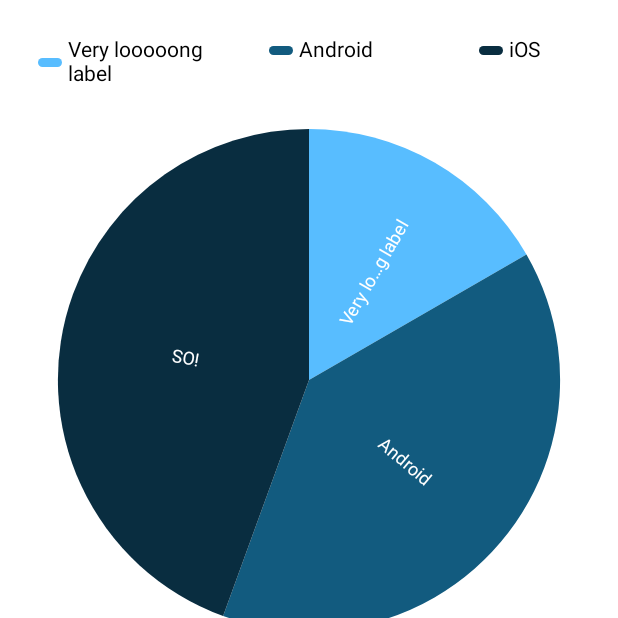
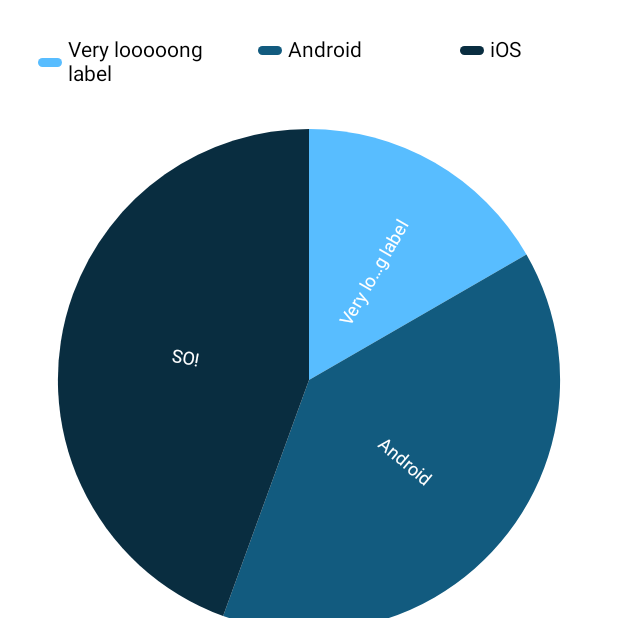
Before and after one commit to codeandtheory/YCharts, an Android app built with Jetpack Compose: the screen it shows after launch (MainActivity), on a phone screen of 412 x 824 dp, the top half of it. Run offline under Robolectric (Android 15) with nearby library versions, the phone set to English and light mode, and no system bars.

```diff
--- a/YGraphlib/src/main/java/com/ygraph/components/piechart/charts/ChartLegends.kt
+++ b/YGraphlib/src/main/java/com/ygraph/components/piechart/charts/ChartLegends.kt
@@ -9,8 +9,9 @@ import androidx.compose.runtime.Composable
 import androidx.compose.ui.Alignment
 import androidx.compose.ui.Modifier
 import androidx.compose.ui.graphics.Color
-import androidx.compose.ui.unit.Dp
+import androidx.compose.ui.text.font.FontStyle
 import androidx.compose.ui.unit.dp
+import com.ygraph.components.piechart.models.PieChartConfig
 import com.ygraph.components.piechart.models.PieChartData
 
 
@@ -23,19 +24,22 @@ import com.ygraph.components.piechart.models.PieChartData
 @Composable
 fun Legends(
     pieChartData: PieChartData,
-    legendTextColor: Color,
-    padding: Dp = 15.dp,
-    gridSize:Int = 4
+    pieChartConfig: PieChartConfig,
 ) {
     LazyVerticalGrid(
-        columns = GridCells.Fixed(gridSize),
-        modifier = Modifier.padding(start = padding, top = padding),
+        columns = GridCells.Fixed(pieChartConfig.legendGridSize),
+        modifier = Modifier.padding(
+            start = pieChartConfig.legendPadding,
+            top = pieChartConfig.legendPadding,
+            end = pieChartConfig.legendPadding
+        ),
         content = {
             items(pieChartData.slices.size) { index ->
                 DisplayLegend(
                     color = pieChartData.slices[index].color,
                     legend = pieChartData.slices[index].label,
-                    legendTextColor
+                    pieChartConfig.legendLabelTextColor,
+                    pieChartConfig.legendFontStyle
                 )
             }
         })
@@ -52,7 +56,8 @@ fun Legends(
 private fun DisplayLegend(
     color: Color,
     legend: String,
-    legendTextColor: Color
+    legendTextColor: Color,
+    legendFontStyle: FontStyle
 ) {
     Row(
         horizontalArrangement = Arrangement.Center,
@@ -68,7 +73,8 @@ private fun DisplayLegend(
 
         Text(
             text = legend,
-            color = legendTextColor
-        )
+            color = legendTextColor,
+            fontStyle = legendFontStyle)
+
     }
 }
--- a/YGraphlib/src/main/java/com/ygraph/components/piechart/charts/DonuPieChart.kt
+++ b/YGraphlib/src/main/java/com/ygraph/components/piechart/charts/DonuPieChart.kt
@@ -64,8 +64,7 @@ fun DonutPieChart(
         if (pieChartConfig.isLegendVisible) {
             Legends(
                 pieChartData = pieChartData,
-                legendTextColor = pieChartConfig.legendLabelTextColor,
-                gridSize = pieChartConfig.legendGridSize
+                pieChartConfig = pieChartConfig
             )
         }
 
@@ -138,6 +137,8 @@ fun DonutPieChart(
                                 color = pieChartConfig.percentColor.toArgb()
                                 textSize = fontSize
                                 textAlign = Paint.Align.CENTER
+                                typeface= pieChartConfig.percentageTypeface
+
                             }
                         )
                     }
--- a/YGraphlib/src/main/java/com/ygraph/components/piechart/charts/PieChart.kt
+++ b/YGraphlib/src/main/java/com/ygraph/components/piechart/charts/PieChart.kt
@@ -75,8 +75,7 @@ fun PieChart(
         if (pieChartConfig.isLegendVisible) {
             Legends(
                 pieChartData = pieChartData,
-                legendTextColor = pieChartConfig.legendLabelTextColor,
-                gridSize = pieChartConfig.legendGridSize
+                pieChartConfig = pieChartConfig
             )
         }
 
@@ -132,6 +131,7 @@ fun PieChart(
                     textSize = pieChartConfig.sliceLabelTextSize.toPx()
                     textAlign = Paint.Align.CENTER
                     color = pieChartConfig.sliceLabelTextColor.toArgb()
+                    typeface = pieChartConfig.sliceLabelTypeface
                 }
 
                 sweepAngles.forEachIndexed { index, arcProgress ->
--- a/YGraphlib/src/main/java/com/ygraph/components/piechart/models/PieChartConfig.kt
+++ b/YGraphlib/src/main/java/com/ygraph/components/piechart/models/PieChartConfig.kt
@@ -1,7 +1,9 @@
 package com.ygraph.components.piechart.models
 
+import android.graphics.Typeface
 import android.text.TextUtils
 import androidx.compose.ui.graphics.Color
+import androidx.compose.ui.text.font.FontStyle
 import androidx.compose.ui.unit.Dp
 import androidx.compose.ui.unit.TextUnit
 import androidx.compose.ui.unit.dp
@@ -34,11 +36,15 @@ data class PieChartConfig(
     val showSliceLabels: Boolean = true,
     val sliceLabelTextSize: TextUnit = DEFAULT_SLICE_LABEL_TEXT_SIZE.sp,
     val sliceLabelTextColor: Color = Color.White,
+    val sliceLabelTypeface: Typeface = Typeface.DEFAULT,
     val isLegendVisible: Boolean = false,
     val legendLabelTextColor: Color = Color.Black,
+    val legendPadding: Dp = 15.dp,
+    val legendFontStyle: FontStyle = FontStyle.Normal,
     val animationDuration: Int = 500,
     val strokeWidth: Float = 100f,
     val percentageFontSize: TextUnit = 60.sp,
+    val percentageTypeface: Typeface = Typeface.DEFAULT,
     val percentVisible: Boolean = false,
     val percentColor: Color = Color.White,
     val legendGridSize: Int = 4,
--- a/YGraphlib/src/main/java/com/ygraph/components/piechart/utils/PieChartUtils.kt
+++ b/YGraphlib/src/main/java/com/ygraph/components/piechart/utils/PieChartUtils.kt
@@ -2,7 +2,6 @@ package com.ygraph.components.piechart.utils
 
 import androidx.compose.ui.geometry.Size
 import androidx.compose.ui.geometry.center
-import com.ygraph.components.piechart.PieChartConstants
 import com.ygraph.components.piechart.PieChartConstants.ONE_HUNDRED
 import com.ygraph.components.piechart.PieChartConstants.TOTAL_ANGLE
 import com.ygraph.components.piechart.models.PieChartData
--- a/experiments/piechartcontainer/src/main/java/com/example/piechartcontainer/MainActivity.kt
+++ b/experiments/piechartcontainer/src/main/java/com/example/piechartcontainer/MainActivity.kt
@@ -1,26 +1,23 @@
 package com.example.piechartcontainer
 
+import android.graphics.Typeface
 import android.os.Bundle
 import android.text.TextUtils
 import android.widget.Toast
 import androidx.activity.ComponentActivity
 import androidx.activity.compose.setContent
 import androidx.compose.foundation.layout.fillMaxSize
-import androidx.compose.foundation.layout.height
 import androidx.compose.foundation.layout.padding
-import androidx.compose.foundation.layout.width
 import androidx.compose.material.MaterialTheme
 import androidx.compose.material.Surface
 import androidx.compose.material.Text
 import androidx.compose.runtime.Composable
 import androidx.compose.ui.Modifier
 import androidx.compose.ui.graphics.Color
-import androidx.compose.ui.modifier.modifierLocalConsumer
 import androidx.compose.ui.platform.LocalContext
 import androidx.compose.ui.tooling.preview.Preview
 import androidx.compose.ui.unit.dp
 import com.example.piechartcontainer.ui.theme.YGraphsTheme
-import com.ygraph.components.piechart.charts.DonutPieChart
 import com.ygraph.components.piechart.charts.PieChart
 import com.ygraph.components.piechart.models.PieChartConfig
 import com.ygraph.components.piechart.models.PieChartData
@@ -54,7 +51,8 @@ class MainActivity : ComponentActivity() {
                             legendGridSize = 3,
                             activeSliceAlpha = .9f,
                             isEllipsizeEnabled = true,
-                            sliceLabelEllipsizeAt = TextUtils.TruncateAt.MIDDLE
+                            sliceLabelEllipsizeAt = TextUtils.TruncateAt.MIDDLE,
+                            percentageTypeface = Typeface.defaultFromStyle(Typeface.ITALIC)
                         )
 
                     PieChart(modifier = Modifier.padding(10.dp), pieChartData, pieChartConfig) { slice ->
```
